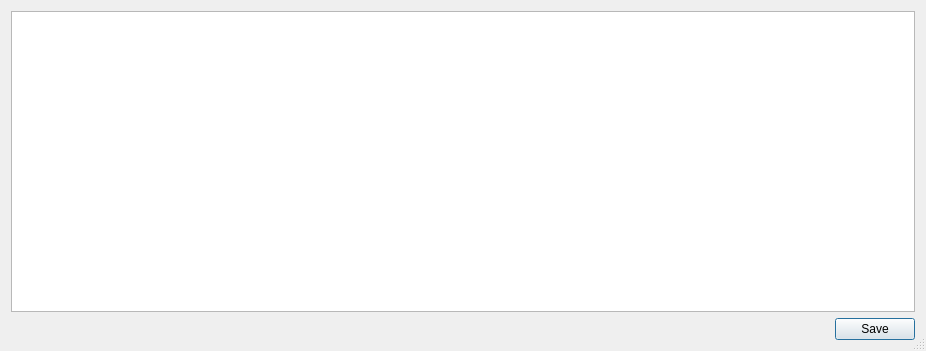
Old version of the form StadiumEdit.ui in the repository PachowStudios/CS1D-Second-Project.
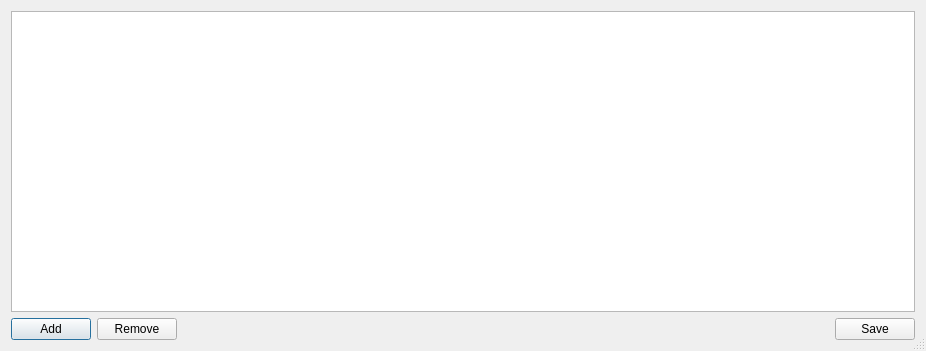
New version of the form.

Commit message: Added adding and removing stadiums

```diff
--- a/StadiumEdit.ui
+++ b/StadiumEdit.ui
@@ -82,11 +82,45 @@
     </widget>
    </item>
    <item>
-    <widget class="QDialogButtonBox" name="buttons">
-     <property name="standardButtons">
-      <set>QDialogButtonBox::Save</set>
+    <layout class="QHBoxLayout" name="horizontalButtonLayout">
+     <property name="topMargin">
+      <number>0</number>
      </property>
-    </widget>
+     <item>
+      <widget class="QPushButton" name="addButton">
+       <property name="text">
+        <string>Add</string>
+       </property>
+      </widget>
+     </item>
+     <item>
+      <widget class="QPushButton" name="removeButton">
+       <property name="text">
+        <string>Remove</string>
+       </property>
+      </widget>
+     </item>
+     <item>
+      <spacer name="horizontalSpacer">
+       <property name="orientation">
+        <enum>Qt::Horizontal</enum>
+       </property>
+       <property name="sizeHint" stdset="0">
+        <size>
+         <width>40</width>
+         <height>20</height>
+        </size>
+       </property>
+      </spacer>
+     </item>
+     <item>
+      <widget class="QPushButton" name="saveButton">
+       <property name="text">
+        <string>Save</string>
+       </property>
+      </widget>
+     </item>
+    </layout>
    </item>
   </layout>
  </widget>
```
The commit also changes 10 other files.
